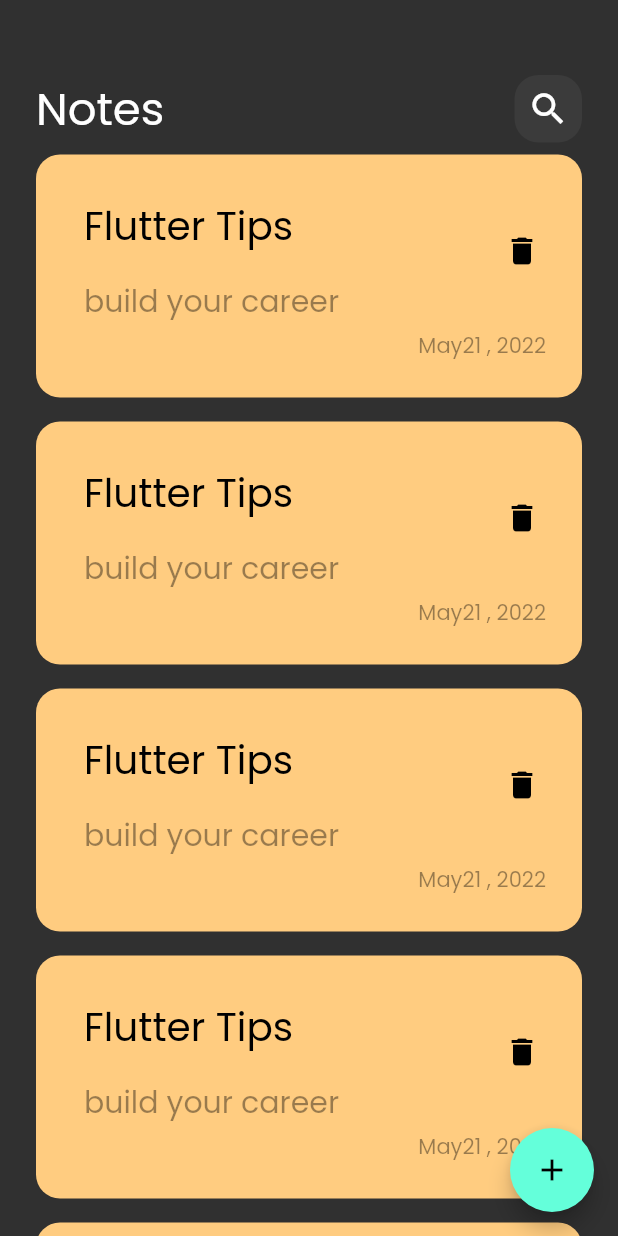
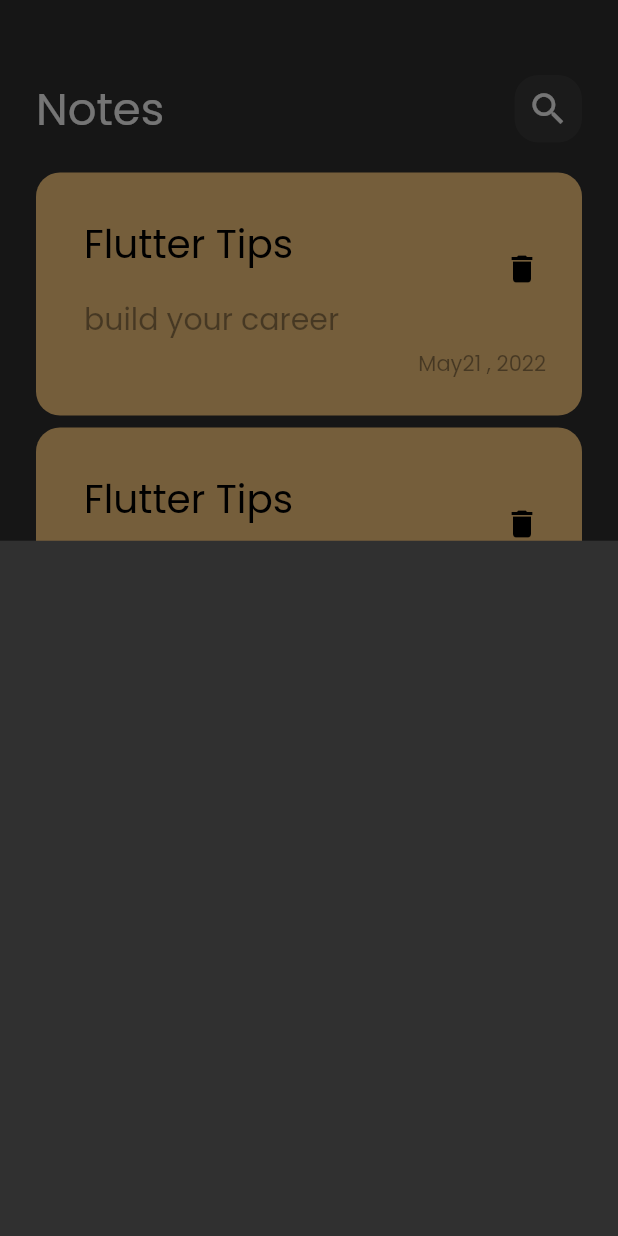
Before and after one commit to mohamedmostfa2000/notes_app, a Flutter app: the screen it shows after launch, after a tap on the "add" icon, on a phone screen of 412 x 824 dp. Run offline on Flutter 3.47's test engine with Material 2 defaults, Android fonts, the phone set to English and light mode, and no system bars.

Commit message:
mohamed mostfa - add ModalButtomSheet

```diff
--- a/lib/views/notes_view.dart
+++ b/lib/views/notes_view.dart
@@ -1,5 +1,6 @@
 import 'package:flutter/material.dart';
 
+import 'widgets/add_note_bottom_sheet.dart';
 import 'widgets/notes_view_body.dart';
 
 class NotesView extends StatelessWidget {
@@ -9,7 +10,13 @@ class NotesView extends StatelessWidget {
   Widget build(BuildContext context) {
     return Scaffold(
       floatingActionButton: FloatingActionButton(
-        onPressed: () {},
+        onPressed: () {
+          showModalBottomSheet(
+              context: context,
+              builder: (context) {
+                return const AddNoteBottomSheet();
+              });
+        },
         child: const Icon(Icons.add),
       ),
       body: const NotesViewBody(),
--- /dev/null
+++ b/lib/views/widgets/add_note_bottom_sheet.dart
@@ -0,0 +1,10 @@
+import 'package:flutter/material.dart';
+
+class AddNoteBottomSheet extends StatelessWidget {
+  const AddNoteBottomSheet({super.key});
+
+  @override
+  Widget build(BuildContext context) {
+    return Container();
+  }
+}
--- a/lib/views/widgets/notes_list_view.dart
+++ b/lib/views/widgets/notes_list_view.dart
@@ -7,11 +7,14 @@ class NotesListView extends StatelessWidget {
 
   @override
   Widget build(BuildContext context) {
-    return ListView.builder(itemBuilder: (context, index) {
-      return const Padding(
-        padding: EdgeInsets.symmetric(vertical: 8),
-        child: NoteItem(),
-      );
-    });
+    return Padding(
+      padding: const EdgeInsets.symmetric(vertical: 16),
+      child: ListView.builder(itemBuilder: (context, index) {
+        return const Padding(
+          padding: EdgeInsets.symmetric(vertical: 4),
+          child: NoteItem(),
+        );
+      }),
+    );
   }
 }
```
